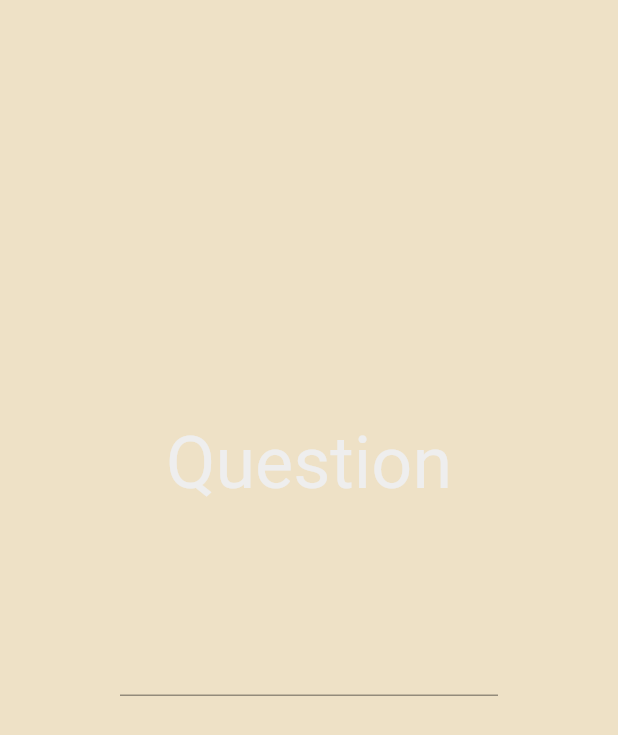
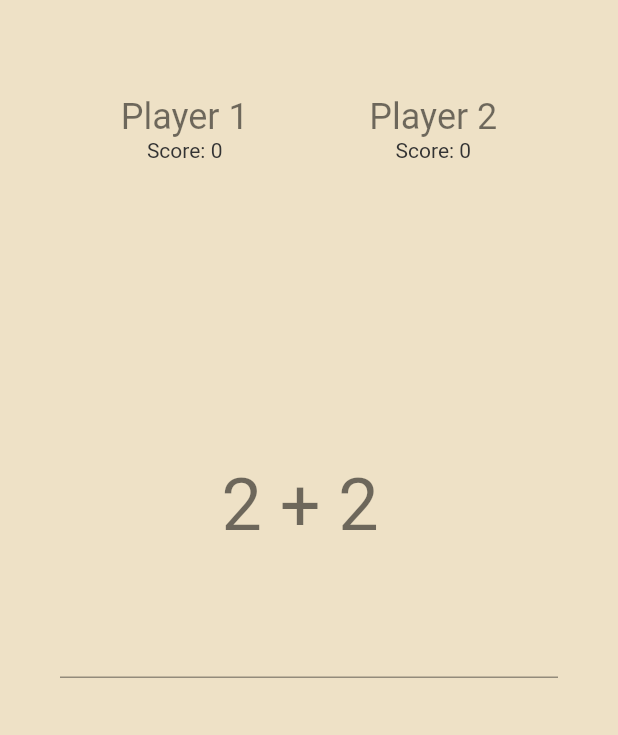
Before and after one commit to pranjal-BIT/mental_ly, a Flutter app: the IngamePage screen opened directly, on a phone screen of 412 x 824 dp. Shown: the top 735 px of the screen. Run offline on Flutter 3.47's test engine with Material 2 defaults, Android fonts, the light colour scheme and no system bars; our stand-ins replace gap; Roboto replaces fonts that are missing (Outfit).

Commit message:
Refined Themes

```diff
--- /dev/null
+++ b/lib/components/scoreboard.dart
@@ -0,0 +1,34 @@
+import 'package:flutter/material.dart';
+
+class ScoreBoardRow extends StatefulWidget {
+  const ScoreBoardRow({super.key});
+
+  @override
+  State<ScoreBoardRow> createState() => _ScoreBoardRowState();
+}
+
+class _ScoreBoardRowState extends State<ScoreBoardRow> {
+  @override
+  Widget build(BuildContext context) {
+    return Row(
+      mainAxisAlignment: MainAxisAlignment.spaceEvenly,
+      children: [
+        Column(
+          children: [
+            Text(
+              "Player 1",
+              style: TextStyle(fontSize: 24, color: Colors.black54),
+            ),
+            Text("Score: 0")
+          ],
+        ),
+        Column(
+          children: [
+            Text("Player 2", style: TextStyle(fontSize: 24,color: Colors.black54),),
+            Text("Score: 0")
+          ],
+        ),
+      ],
+    );
+  }
+}
--- a/lib/main.dart
+++ b/lib/main.dart
@@ -17,7 +17,7 @@ class MyApp extends StatelessWidget {
   Widget build(BuildContext context) {
     return MaterialApp(
       debugShowCheckedModeBanner: false,
-      home: PostgamePage(),
+      home: IngamePage(),
       theme: lightMode,
     );
   }
--- a/lib/pages/ingame.dart
+++ b/lib/pages/ingame.dart
@@ -1,24 +1,34 @@
 import 'package:flutter/material.dart';
 import 'package:flutter/services.dart';
+import 'package:gap/gap.dart';
+import 'package:mathe/components/scoreboard.dart';
 
 class IngamePage extends StatelessWidget {
   const IngamePage({super.key});
+
+  final question = "2 + 2 ";
 
   @override
   Widget build(BuildContext context) {
     return Scaffold(
       backgroundColor: Theme.of(context).colorScheme.background,
-      body: Center(
-        child: Column(mainAxisAlignment: MainAxisAlignment.center, children: [
-          Text("Question",
+      body: Column(
+        children: [
+          SizedBox(height: 64),
+          ScoreBoardRow(),
+          Gap(200),
+          Center(
+            child:
+                Column(mainAxisAlignment: MainAxisAlignment.center, children: [
+              Text(question,
                   style: TextStyle(
                     fontSize: 48,
                     fontWeight: FontWeight.normal,
-                color: Theme.of(context).colorScheme.primary,
+                    color: Colors.black54,
                     fontFamily: "Outfit",
                   )),
               Container(
-            margin: EdgeInsets.all(80),
+                margin: EdgeInsets.all(40),
                 child: TextField(
                   keyboardType: TextInputType.number,
                   inputFormatters: <TextInputFormatter>[
@@ -30,6 +40,7 @@ class IngamePage extends StatelessWidget {
                       borderSide: BorderSide(
                         width: 2,
                         style: BorderStyle.solid,
+                        color: Colors.black54,
                       ),
                       //textAlign: TextAlign.center,
                     ),
@@ -40,6 +51,8 @@ class IngamePage extends StatelessWidget {
               ),
             ]),
           ),
+        ],
+      ),
     );
   }
 }
--- a/lib/themes/light_mode.dart
+++ b/lib/themes/light_mode.dart
@@ -11,5 +11,6 @@ ThemeData lightMode = ThemeData(
   textTheme: ThemeData.light().textTheme.apply(
         bodyColor: Color(0xFF333333),
         displayColor: Colors.black,
+        fontFamily: "Outfit",
       ),
 );
```
Also changed, not shown: lib/components/postgame_card.dart (+14 -6 lines). Lines whose indentation alone changed are shown as unchanged.
